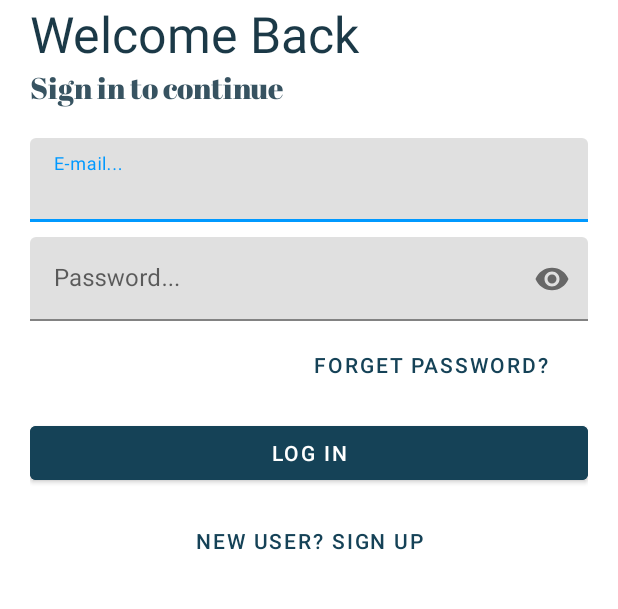
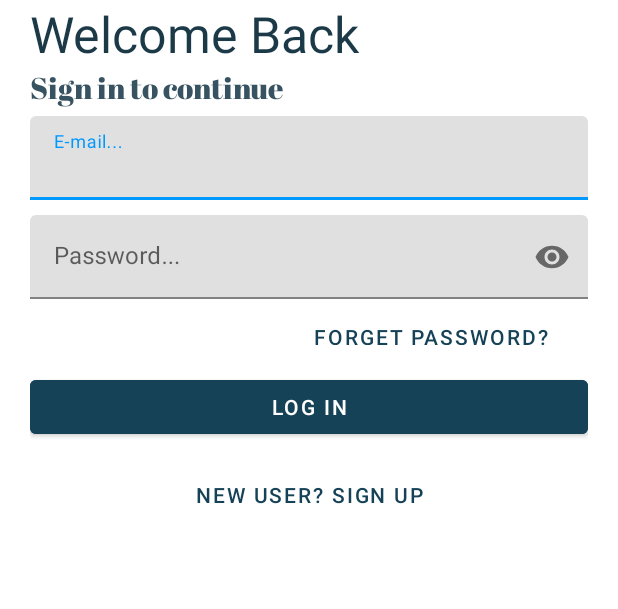
Before and after one commit to Tonynganga/Express_Already, an Android app: the screen it shows after launch (LogInActivity), on a phone screen of 412 x 824 dp, the part 255-864 px from its top. Run offline under Robolectric (Android 15) with nearby library versions, the phone set to English and light mode, and no system bars; our stand-ins replace Firebase (no records; nobody signed in at launch, a user with empty details on screens opened directly); Roboto replaces fonts that are not available here.

Commit message:
login layout changes

```diff
--- a/app/src/main/res/layout/activity_log_in.xml
+++ b/app/src/main/res/layout/activity_log_in.xml
@@ -37,8 +37,8 @@
     <LinearLayout
         android:layout_width="match_parent"
         android:layout_height="wrap_content"
-        android:layout_marginTop="20dp"
-        android:layout_marginBottom="20dp"
+        android:layout_marginTop="5dp"
+        android:layout_marginBottom="0dp"
         android:orientation="vertical">
 
         <com.google.android.material.textfield.TextInputLayout
@@ -71,7 +71,7 @@
         <Button
             android:id="@+id/forgotPassword"
             android:layout_width="200dp"
-            android:layout_height="wrap_content"
+            android:layout_height="35dp"
             android:layout_gravity="right"
             android:layout_margin="5dp"
             android:background="#00000000"
@@ -86,7 +86,7 @@
             android:backgroundTint="#154257"
             android:text="LOG IN"
             android:textColor="#fff"
-            android:layout_marginTop="5dp"
+            android:layout_marginTop="2dp"
             android:layout_marginBottom="5dp"/>
 
 
```
